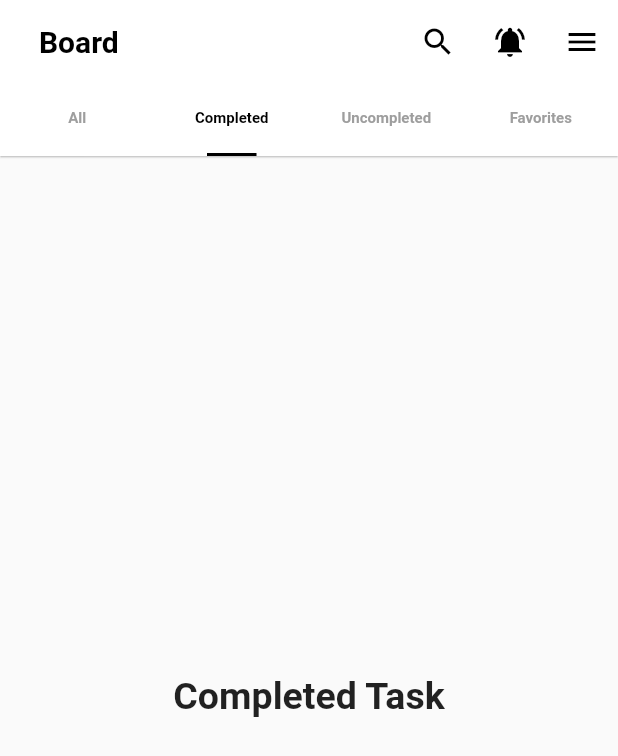
After one commit to M-Samii/algoriza_internship, a Flutter app: the screen it shows after launch, tab 2 chosen, after a tap on the "search" icon, on a phone screen of 412 x 824 dp. The commit adds this screen. Shown: the top 756 px of the screen. Run offline on Flutter 3.47's test engine with Material 2 defaults, Android fonts, the phone set to English and light mode, and no system bars; missing offline and left inert: country_pickers, onboarding.

Commit message:
update 1

```diff
--- /dev/null
+++ b/lib/layout/Home_layout.dart
@@ -0,0 +1,82 @@
+import 'package:flutter/material.dart';
+import 'package:intern_program/modules/HomeScreen/FavoriteScreen.dart';
+
+import '../login/my_button.dart';
+import '../modules/HomeScreen/AllTaskScreen.dart';
+import '../modules/HomeScreen/CompletedScreen.dart';
+import '../modules/HomeScreen/UncompletedScreen.dart';
+
+
+class HomeLayout extends StatelessWidget {
+  const HomeLayout({Key? key}) : super(key: key);
+
+  @override
+  Widget build(BuildContext context) {
+
+    return DefaultTabController(
+      child: Scaffold(
+        appBar: AppBar(
+          elevation: 0.5,
+          title: Text(
+            '  Board',
+            style:TextStyle(color: Colors.black,fontWeight: FontWeight.bold),
+          ),
+          backgroundColor: Colors.white,
+          actions: [
+            IconButton(onPressed: (){}, icon:Icon(Icons.search, color: Colors.black,)),
+            IconButton(onPressed: (){}, icon:Icon(Icons.notifications_active , color: Colors.black,)),
+            IconButton(onPressed: (){}, icon:Icon(Icons.menu , color: Colors.black,)),
+          ],
+          bottom: TabBar(
+            labelColor: Colors.black,
+            unselectedLabelColor: Colors.grey,
+            labelStyle: TextStyle(fontSize: 10.0,
+            fontWeight: FontWeight.bold,
+            ),
+            indicatorColor: Colors.black,
+            indicator: UnderlineTabIndicator(
+                borderSide: BorderSide(width: 2.0),
+                insets: EdgeInsets.symmetric(horizontal:35.0)),
+            labelPadding: EdgeInsets.only(right: 10,left: 10),
+
+
+            tabs: <Widget>[
+              Tab(
+                text: 'All',
+
+              ),
+              Tab(
+                text: 'Completed',
+              ),
+              Tab(
+                text: 'Uncompleted',
+              ),
+              Tab(
+                text: 'Favorites',
+              ),
+            ],
+          ),
+
+        ),
+
+        body: TabBarView(
+              children: <Widget>[
+                AllTaskScreen(),
+                CompletedScreen(),
+                UncompletedScreen(),
+                FavoriteScreen(),
+              ]
+
+          ),
+
+
+
+
+
+
+      ),
+      length: 4,
+      initialIndex: 0,
+    );
+  }
+}
--- a/lib/my_button.dart
+++ b/lib/login/my_button.dart
@@ -15,10 +15,10 @@ class MYButton extends StatelessWidget {
   @override
   Widget build(BuildContext context) {
     return Container(
-      width: double.infinity,
+      width:330.0,
       decoration: BoxDecoration(
-        borderRadius: BorderRadius.all(Radius.circular(5.0)),
-        color: Colors.blue,
+        borderRadius: BorderRadius.all(Radius.circular(15.0)),
+        color: Colors.lightGreen,
       ),
       child: MaterialButton(
         onPressed: () {
--- a/lib/onBording.dart
+++ b/lib/login/onBording.dart
@@ -1,10 +1,14 @@
 
 
 import 'package:flutter/material.dart';
-import 'package:intern_program/my_button.dart';
-import 'package:intern_program/register_screen.dart';
-import 'package:intern_program/sign_in_screen.dart';
+
+
 import 'package:onboarding/onboarding.dart';
+
+import '../../login/my_button.dart';
+import '../../login/register_screen.dart';
+
+
 
 class OnboardingScreen extends StatefulWidget {
   @override
@@ -150,7 +154,7 @@ class _OnboardingScreenState extends State<OnboardingScreen> {
                         left: Radius.circular(50), right: Radius.circular(50))),
                 child: TextButton(
                     onPressed: () {
-                      Navigator.push(context,MaterialPageRoute(builder:  (context) => SignIN() ));
+                     // Navigator.push(context,MaterialPageRoute(builder:  (context) => SignIN() ));
                     },
                     child: Text(
                       "Skip",
@@ -210,7 +214,7 @@ class _OnboardingScreenState extends State<OnboardingScreen> {
                       child: MYButton(
                         text: 'Get Strated',
                         OnClick: (){
-                          Navigator.push(context,MaterialPageRoute(builder:  (context) => SignIN() ));
+                         // Navigator.push(context,MaterialPageRoute(builder:  (context) => SignIN() ));
                         },
                       ),
                     ),
--- a/lib/register_screen.dart
+++ b/lib/login/register_screen.dart
@@ -3,8 +3,10 @@ import 'package:country_pickers/country_picker_dropdown.dart';
 import 'package:country_pickers/utils/utils.dart';
 import 'package:flutter/material.dart';
 import 'package:flutter/services.dart';
-import 'package:intern_program/my_button.dart';
-import 'package:intern_program/my_formFiled.dart';
+
+import '../../login/my_button.dart';
+import '../../login/my_formFiled.dart';
+
 
 class register_screen extends StatefulWidget {
   TextEditingController numberController =TextEditingController();
--- a/lib/main.dart
+++ b/lib/main.dart
@@ -1,7 +1,8 @@
 import 'package:flutter/material.dart';
-import 'package:intern_program/sign_in_screen.dart';
+import 'package:intern_program/login/sign_in_screen.dart';
 
-import 'onBording.dart';
+import 'layout/Home_layout.dart';
+import 'login/onBording.dart';
 
 void main() {
   runApp(const MyApp());
@@ -28,7 +29,7 @@ class MyApp extends StatelessWidget {
         // is not restarted.
         primarySwatch: Colors.blue,
       ),
-      home: OnboardingScreen(),
+      home: HomeLayout(),
     );
   }
 }
--- /dev/null
+++ b/lib/modules/HomeScreen/AllTaskScreen.dart
@@ -0,0 +1,28 @@
+import 'package:flutter/material.dart';
+
+import '../../login/my_button.dart';
+
+class AllTaskScreen extends StatelessWidget {
+  const AllTaskScreen({Key? key}) : super(key: key);
+
+  @override
+  Widget build(BuildContext context) {
+    return Column(
+      children: [
+         Container(
+           width: double.infinity,
+           alignment: Alignment.center,
+           child: Text(
+              'All Task',
+              style: TextStyle(
+                  fontSize: 25.0,
+                  fontWeight: FontWeight.bold),
+            ),
+         ),
+        SizedBox(height: 500,),
+
+        MYButton(OnClick:(){},text: 'Add a task' ,),
+      ],
+    );
+  }
+}
--- /dev/null
+++ b/lib/modules/HomeScreen/CompletedScreen.dart
@@ -0,0 +1,17 @@
+import 'package:flutter/material.dart';
+
+class CompletedScreen extends StatelessWidget {
+  const CompletedScreen({Key? key}) : super(key: key);
+
+  @override
+  Widget build(BuildContext context) {
+    return Center(
+      child: Text(
+        'Completed Task',
+        style: TextStyle(
+            fontSize: 25.0,
+            fontWeight: FontWeight.bold),
+      ),
+    );
+  }
+}
--- /dev/null
+++ b/lib/modules/HomeScreen/FavoriteScreen.dart
@@ -0,0 +1,17 @@
+import 'package:flutter/material.dart';
+
+class FavoriteScreen extends StatelessWidget {
+  const FavoriteScreen({Key? key}) : super(key: key);
+
+  @override
+  Widget build(BuildContext context) {
+    return Center(
+      child: Text(
+        'Favorite Task',
+        style: TextStyle(
+            fontSize: 25.0,
+            fontWeight: FontWeight.bold),
+      ),
+    );
+  }
+}
--- /dev/null
+++ b/lib/modules/HomeScreen/UncompletedScreen.dart
@@ -0,0 +1,17 @@
+import 'package:flutter/material.dart';
+
+class UncompletedScreen extends StatelessWidget {
+  const UncompletedScreen({Key? key}) : super(key: key);
+
+  @override
+  Widget build(BuildContext context) {
+    return Center(
+      child: Text(
+        'UNCompleted Task',
+        style: TextStyle(
+            fontSize: 25.0,
+            fontWeight: FontWeight.bold),
+      ),
+    );
+  }
+}
```
Also changed, not shown: lib/login/sign_in_screen.dart (renamed from lib/sign_in_screen.dart, +4 -3 lines), lib/login/my_formFiled.dart (renamed from lib/my_formFiled.dart).
